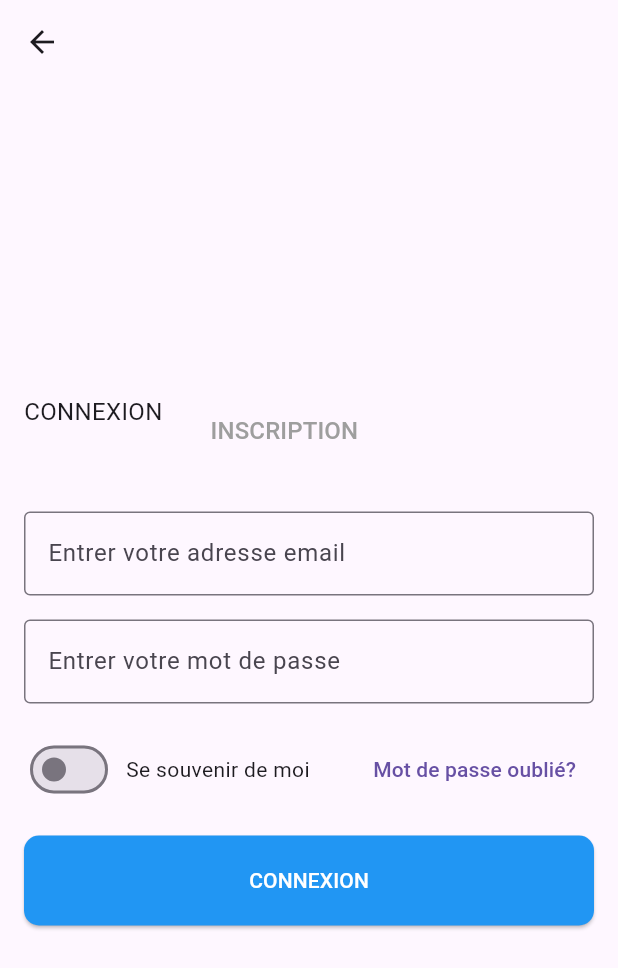
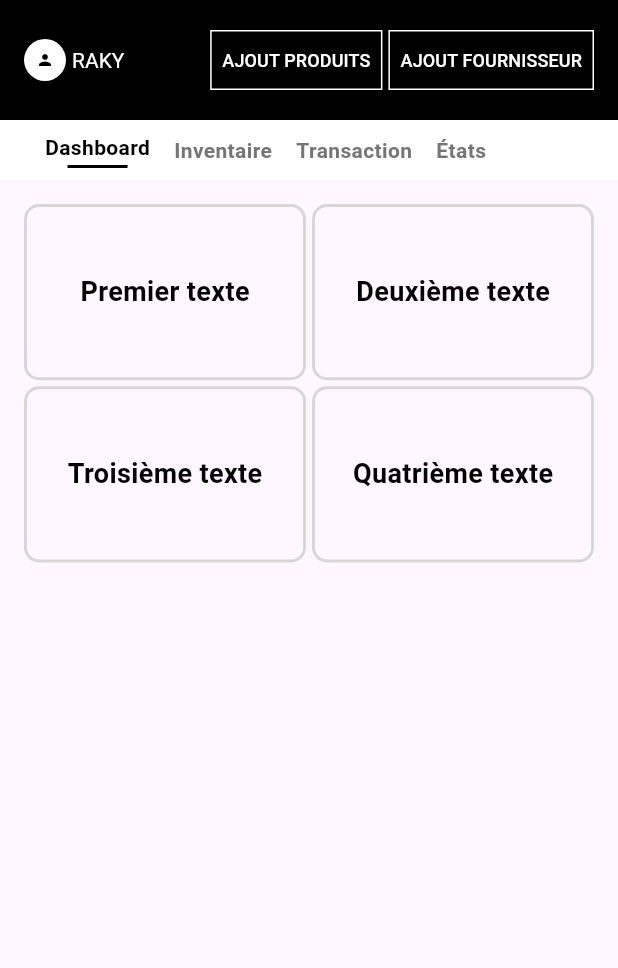
Before and after one commit to mink-ops/gestion_stock, a Flutter app: the LoginPage screen opened by its route, after a tap on "CONNEXION", on a phone screen of 412 x 824 dp. Shown: the top 968 px of the screen. Run offline on Flutter 3.47's test engine with Material 3 defaults, Android fonts, the light colour scheme and no system bars.

Commit message:
dashboard

```diff
--- a/lib/main.dart
+++ b/lib/main.dart
@@ -1,6 +1,9 @@
 import 'package:flutter/material.dart';
+import 'package:gestion_stock/pages/dashboard.dart';
 import 'pages/signup_pages.dart';
 import 'pages/login_page.dart';
+import 'pages/navbar.dart';
+
 void main() {
   runApp(MyApp());
 }
@@ -13,6 +16,12 @@ class MyApp extends StatelessWidget {
       routes: {
         '/signup': (context) => SignUpPage(),
         '/login': (context) => LoginPage(),
+        '/navbar': (context) => Navbar(
+              selectedIndex: 0, // Choisissez un onglet par défaut
+              onTabSelected:
+                  (index) {}, // Fournissez une fonction vide ou fonction d'action
+            ),
+        '/dashboard': (context) => Dashboard(),
       },
     );
   }
@@ -22,14 +31,14 @@ class HomePage extends StatelessWidget {
   @override
   Widget build(BuildContext context) {
     return Scaffold(
-      backgroundColor: Color(0xff061731),
+      backgroundColor: const Color(0xff061731),
       body: Padding(
         padding: const EdgeInsets.all(16.0),
         child: Column(
           crossAxisAlignment: CrossAxisAlignment.center,
           children: [
-            Spacer(),
-            Text(
+            const Spacer(),
+            const Text(
               'Gestion',
               style: TextStyle(
                 color: Colors.white,
@@ -37,9 +46,7 @@ class HomePage extends StatelessWidget {
                 fontWeight: FontWeight.bold,
               ),
             ),
-            SizedBox(
-                height:
-                    300),
+            const SizedBox(height: 300),
             SizedBox(
               width: double.infinity,
               child: ElevatedButton(
@@ -48,18 +55,14 @@ class HomePage extends StatelessWidget {
                   shape: RoundedRectangleBorder(
                     borderRadius: BorderRadius.circular(16),
                   ),
-                  padding:
-                      EdgeInsets.symmetric(vertical: 16),
+                  padding: const EdgeInsets.symmetric(vertical: 16),
                 ),
                 onPressed: () {
-                  Navigator.pushNamed(
-                      context, '/login');
+                  Navigator.pushNamed(context, '/login');
                 },
-                child: Text(
+                child: const Text(
                   'Commencer',
-                  style: TextStyle(
-                      color: Colors.white,
-                      fontSize: 18),
+                  style: TextStyle(color: Colors.white, fontSize: 18),
                 ),
               ),
             ),
--- a/lib/pages/acceuil.dart
+++ b/lib/pages/acceuil.dart
@@ -10,18 +10,16 @@ class HomePage extends StatelessWidget {
         child: Column(
           crossAxisAlignment: CrossAxisAlignment.center,
           children: [
-            Spacer(),
-            Text(
-              'Gestion',
+            const Spacer(),
+            const Text(
+              'STOCKNEX',
               style: TextStyle(
                 color: Colors.white,
                 fontSize: 32,
                 fontWeight: FontWeight.bold,
               ),
             ),
-            SizedBox(
-                height:
-                    300),
+            const SizedBox(height: 300),
             SizedBox(
               width: double.infinity,
               child: ElevatedButton(
@@ -30,17 +28,12 @@ class HomePage extends StatelessWidget {
                   shape: RoundedRectangleBorder(
                     borderRadius: BorderRadius.circular(16),
                   ),
-                  padding:
-                      EdgeInsets.symmetric(vertical: 16),
+                  padding: const EdgeInsets.symmetric(vertical: 16),
                 ),
-                onPressed: () {
-
-                },
-                child: Text(
+                onPressed: () {},
+                child: const Text(
                   'Commencer',
-                  style: TextStyle(
-                      color: Colors.white,
-                      fontSize: 18),
+                  style: TextStyle(color: Colors.white, fontSize: 18),
                 ),
               ),
             ),
--- /dev/null
+++ b/lib/pages/dashboard.dart
@@ -0,0 +1,80 @@
+import 'package:flutter/material.dart';
+import 'navbar.dart';
+
+class Dashboard extends StatefulWidget {
+  @override
+  _DashboardState createState() => _DashboardState();
+}
+
+class _DashboardState extends State<Dashboard> {
+  int _selectedIndex = 0; // Index de l'onglet actif
+
+  final List<Widget> _pages = [
+    const DashboardContent(), // Contenu spécifique du Dashboard
+    const Center(child: Text('Contenu de l\'Inventaire')),
+    const Center(child: Text('Contenu des Transactions')),
+    const Center(child: Text('Contenu des États')),
+  ];
+
+  void _onTabSelected(int index) {
+    setState(() {
+      _selectedIndex = index; // Mettre à jour l'index de l'onglet actif
+    });
+  }
+
+  @override
+  Widget build(BuildContext context) {
+    return Scaffold(
+      appBar: Navbar(
+        selectedIndex: _selectedIndex,
+        onTabSelected: _onTabSelected,
+      ),
+      body: _pages[_selectedIndex], // Afficher la page sélectionnée
+    );
+  }
+}
+
+class DashboardContent extends StatelessWidget {
+  const DashboardContent({Key? key}) : super(key: key);
+  static const List<String> gridTexts = [
+    'Premier texte',
+    'Deuxième texte',
+    'Troisième texte',
+    'Quatrième texte',
+  ];
+
+  @override
+  Widget build(BuildContext context) {
+    return Padding(
+      padding: const EdgeInsets.all(16.0),
+      child: GridView.count(
+        crossAxisCount: 2, //
+        crossAxisSpacing: 4.0,
+        mainAxisSpacing: 4.0,
+        childAspectRatio: 1.6,
+        children: List.generate(gridTexts.length, (index) {
+          return Container(
+            decoration: BoxDecoration(
+              color: Colors.white.withOpacity(0.0),
+              borderRadius: BorderRadius.circular(10.0),
+              border: Border.all(
+                color: const Color(0xbacbcaca),
+                width: 2.0,
+              ),
+            ),
+            child: Center(
+              child: Text(
+                gridTexts[index],
+                style: const TextStyle(
+                  color: Color(0xff000000),
+                  fontSize: 18.0,
+                  fontWeight: FontWeight.bold,
+                ),
+              ),
+            ),
+          );
+        }),
+      ),
+    );
+  }
+}
--- a/lib/pages/login_page.dart
+++ b/lib/pages/login_page.dart
@@ -1,4 +1,5 @@
 import 'package:flutter/material.dart';
+import 'package:gestion_stock/pages/dashboard.dart';
 import 'signup_pages.dart';
 
 class LoginPage extends StatelessWidget {
@@ -7,7 +8,7 @@ class LoginPage extends StatelessWidget {
     return Scaffold(
       appBar: AppBar(
         leading: IconButton(
-          icon: Icon(Icons.arrow_back),
+          icon: const Icon(Icons.arrow_back),
           onPressed: () {
             Navigator.pop(context);
           },
@@ -24,13 +25,13 @@ class LoginPage extends StatelessWidget {
             Row(
               crossAxisAlignment: CrossAxisAlignment.start,
               children: [
-                Text(
+                const Text(
                   'CONNEXION',
                   style: TextStyle(
                     fontSize: 16,
                   ),
                 ),
-                SizedBox(width: 20),
+                const SizedBox(width: 20),
                 TextButton(
                   onPressed: () {
                     Navigator.push(
@@ -40,7 +41,7 @@ class LoginPage extends StatelessWidget {
                       ),
                     );
                   },
-                  child: Text(
+                  child: const Text(
                     'INSCRIPTION',
                     style: TextStyle(
                       fontSize: 16,
@@ -50,22 +51,22 @@ class LoginPage extends StatelessWidget {
                 ),
               ],
             ),
-            SizedBox(height: 30),
-            TextField(
+            const SizedBox(height: 30),
+            const TextField(
               decoration: InputDecoration(
                 hintText: 'Entrer votre adresse email',
                 border: OutlineInputBorder(),
               ),
             ),
-            SizedBox(height: 16),
-            TextField(
+            const SizedBox(height: 16),
+            const TextField(
               obscureText: true,
               decoration: InputDecoration(
                 hintText: 'Entrer votre mot de passe',
                 border: OutlineInputBorder(),
               ),
             ),
-            SizedBox(height: 20),
+            const SizedBox(height: 20),
             Row(
               mainAxisAlignment: MainAxisAlignment.spaceBetween,
               children: [
@@ -75,19 +76,17 @@ class LoginPage extends StatelessWidget {
                       value: false,
                       onChanged: (value) {},
                     ),
-                    SizedBox(width: 8),
-                    Text('Se souvenir de moi'),
+                    const SizedBox(width: 8),
+                    const Text('Se souvenir de moi'),
                   ],
                 ),
                 TextButton(
-                  onPressed: () {
-
-                  },
-                  child: Text('Mot de passe oublié?'),
+                  onPressed: () {},
+                  child: const Text('Mot de passe oublié?'),
                 ),
               ],
             ),
-            SizedBox(height: 20),
+            const SizedBox(height: 20),
             SizedBox(
               width: double.infinity,
               child: ElevatedButton(
@@ -96,12 +95,17 @@ class LoginPage extends StatelessWidget {
                   shape: RoundedRectangleBorder(
                     borderRadius: BorderRadius.circular(10),
                   ),
-                  padding: EdgeInsets.symmetric(vertical: 20),
+                  padding: const EdgeInsets.symmetric(vertical: 20),
                 ),
                 onPressed: () {
-
+                  Navigator.push(
+                    context,
+                    MaterialPageRoute(
+                      builder: (context) => Dashboard(),
+                    ),
+                  );
                 },
-                child: Text(
+                child: const Text(
                   'CONNEXION',
                   style: TextStyle(color: Colors.white),
                 ),
--- /dev/null
+++ b/lib/pages/navbar.dart
@@ -0,0 +1,135 @@
+import 'package:flutter/material.dart';
+
+class Navbar extends StatelessWidget implements PreferredSizeWidget {
+  final int selectedIndex;
+  final Function(int) onTabSelected;
+
+  Navbar({required this.selectedIndex, required this.onTabSelected});
+
+  @override
+  Size get preferredSize =>
+      const Size.fromHeight(120); // Hauteur totale ajustée
+
+  @override
+  Widget build(BuildContext context) {
+    return Column(
+      children: [
+        AppBar(
+          automaticallyImplyLeading: false, // Supprime la flèche de retour
+          backgroundColor: Colors.black,
+          toolbarHeight: 80, // Hauteur réduite pour la partie noire
+          title: Row(
+            children: [
+              const CircleAvatar(
+                backgroundColor: Colors.white, // Couleur de fond de l'icône
+                radius: 14,
+                child: Icon(
+                  Icons.person,
+                  color: Colors.black, // Couleur de l'icône
+                  size: 12, // Taille de l'icône
+                ),
+              ),
+              const SizedBox(width: 4), // Réduction de l'espace avant "RAKY"
+              const Text(
+                'RAKY',
+                style: TextStyle(
+                  color: Colors.white, // Couleur du texte blanche
+                  fontSize: 14, // Taille de la police réduite
+                ),
+              ),
+              const Spacer(),
+              OutlinedButton(
+                style: OutlinedButton.styleFrom(
+                  side: const BorderSide(
+                      width: 1, color: Colors.white), // Bordure plus fine
+                  padding: const EdgeInsets.symmetric(
+                      horizontal: 8, vertical: 4), // Espacement interne réduit
+                  shape: const RoundedRectangleBorder(
+                    borderRadius: BorderRadius.zero, // Pas d'arrondis
+                  ),
+                ),
+                onPressed: () {
+                  // Action pour ajouter un produit
+                },
+                child: const Text(
+                  'AJOUT PRODUITS',
+                  style: TextStyle(
+                      color: Colors.white,
+                      fontSize: 12), // Écriture plus petite
+                ),
+              ),
+              const SizedBox(width: 4), // Espacement entre les boutons réduit
+              OutlinedButton(
+                style: OutlinedButton.styleFrom(
+                  side: const BorderSide(
+                      width: 1, color: Colors.white), // Bordure plus fine
+                  padding: const EdgeInsets.symmetric(
+                      horizontal: 8, vertical: 4), // Espacement interne réduit
+                  shape: const RoundedRectangleBorder(
+                    borderRadius: BorderRadius.zero, // Pas d'arrondis
+                  ),
+                ),
+                onPressed: () {
+                  // Action pour ajouter un fournisseur
+                },
+                child: const Text(
+                  'AJOUT FOURNISSEUR',
+                  style: TextStyle(
+                      color: Colors.white,
+                      fontSize: 12), // Écriture plus petite
+                ),
+              ),
+            ],
+          ),
+        ),
+        Container(
+          color: Colors.white, // Fond blanc pour les onglets
+          height: 40, // Hauteur des onglets ajustée
+          child: Row(
+            children: [
+              Padding(
+                padding: const EdgeInsets.only(
+                    left: 30), // Espacement avant le premier onglet
+                child: _buildTabItem(0, 'Dashboard'),
+              ),
+              const SizedBox(width: 16), // Espacement entre les onglets
+              _buildTabItem(1, 'Inventaire'),
+              const SizedBox(width: 16), // Espacement entre les onglets
+              _buildTabItem(2, 'Transaction'),
+              const SizedBox(width: 16), // Espacement entre les onglets
+              _buildTabItem(3, 'États'),
+            ],
+          ),
+        ),
+      ],
+    );
+  }
+
+  Widget _buildTabItem(int index, String label) {
+    return GestureDetector(
+      onTap: () => onTabSelected(index),
+      child: Column(
+        mainAxisSize: MainAxisSize.min,
+        children: [
+          Text(
+            label,
+            style: TextStyle(
+              fontSize: 14, // Taille de la police réduite
+              fontWeight: FontWeight.bold,
+              color: selectedIndex == index ? Colors.black : Colors.grey[600],
+            ),
+          ),
+          if (selectedIndex == index)
+            Container(
+              margin: const EdgeInsets.only(
+                  top:
+                      2), // Réduit l'espace au-dessus de la ligne de soulignement
+              height: 2, // Hauteur de la ligne de soulignement réduite
+              width: 40, // Largeur de la ligne de soulignement réduite
+              color: Colors.black, // Soulignement noir pour l'onglet actif
+            ),
+        ],
+      ),
+    );
+  }
+}
--- a/lib/pages/signup_pages.dart
+++ b/lib/pages/signup_pages.dart
@@ -7,7 +7,7 @@ class SignUpPage extends StatelessWidget {
     return Scaffold(
       appBar: AppBar(
         leading: IconButton(
-          icon: Icon(Icons.arrow_back),
+          icon: const Icon(Icons.arrow_back),
           onPressed: () {
             Navigator.pop(context);
           },
@@ -27,17 +27,17 @@ class SignUpPage extends StatelessWidget {
               height: 120,
               fit: BoxFit.cover,
             ),
-            SizedBox(height: 10),
+            const SizedBox(height: 10),
             Row(
               children: [
-                Text(
+                const Text(
                   'INSCRIPTION',
                   style: TextStyle(
                     fontSize: 16,
                     fontWeight: FontWeight.bold,
                   ),
                 ),
-                SizedBox(width: 20),
+                const SizedBox(width: 20),
                 TextButton(
                   onPressed: () {
                     Navigator.push(
@@ -47,7 +47,7 @@ class SignUpPage extends StatelessWidget {
                       ),
                     );
                   },
-                  child: Text(
+                  child: const Text(
                     'CONNEXION',
                     style: TextStyle(
                       fontSize: 16,
@@ -57,8 +57,8 @@ class SignUpPage extends StatelessWidget {
                 ),
               ],
             ),
-            SizedBox(height: 20),
-            Column(
+            const SizedBox(height: 20),
+            const Column(
               children: [
                 TextField(
                   decoration: InputDecoration(
@@ -90,7 +90,7 @@ class SignUpPage extends StatelessWidget {
                 ),
               ],
             ),
-            SizedBox(height: 20),
+            const SizedBox(height: 20),
             SizedBox(
               width: double.infinity,
               child: ElevatedButton(
@@ -99,12 +99,12 @@ class SignUpPage extends StatelessWidget {
                   shape: RoundedRectangleBorder(
                     borderRadius: BorderRadius.circular(10),
                   ),
-                  padding: EdgeInsets.symmetric(vertical: 20),
+                  padding: const EdgeInsets.symmetric(vertical: 20),
                 ),
                 onPressed: () {
                   // Action pour s'inscrire
                 },
-                child: Text(
+                child: const Text(
                   'INSCRIPTION',
                   style: TextStyle(color: Colors.white),
                 ),
```
